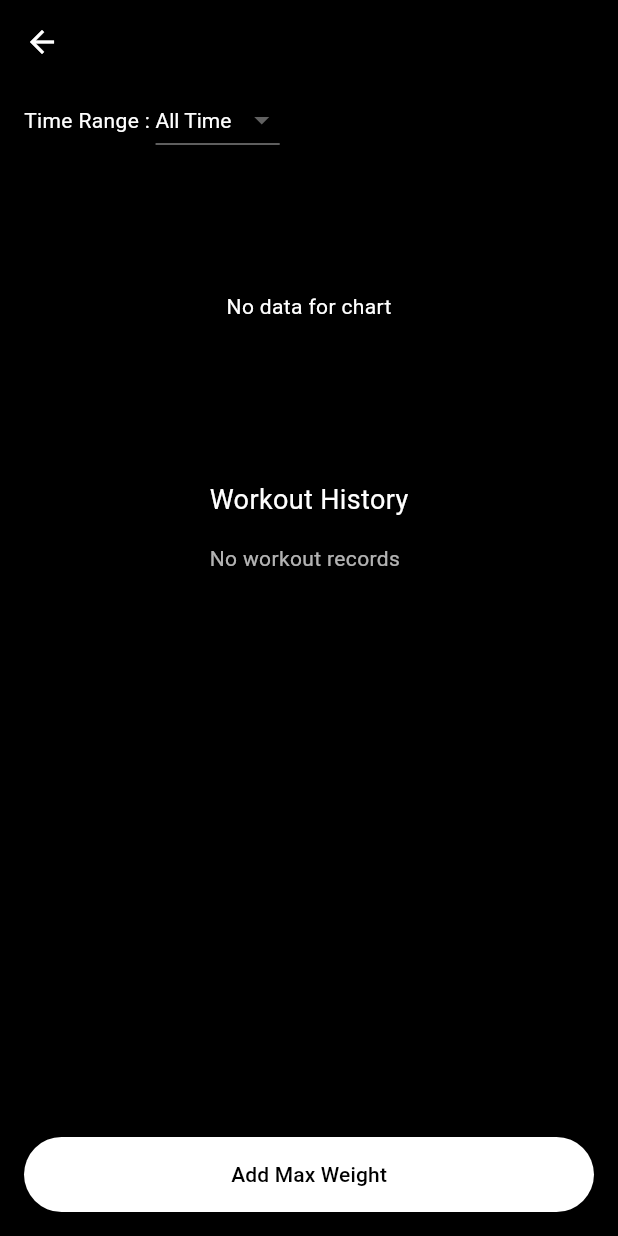
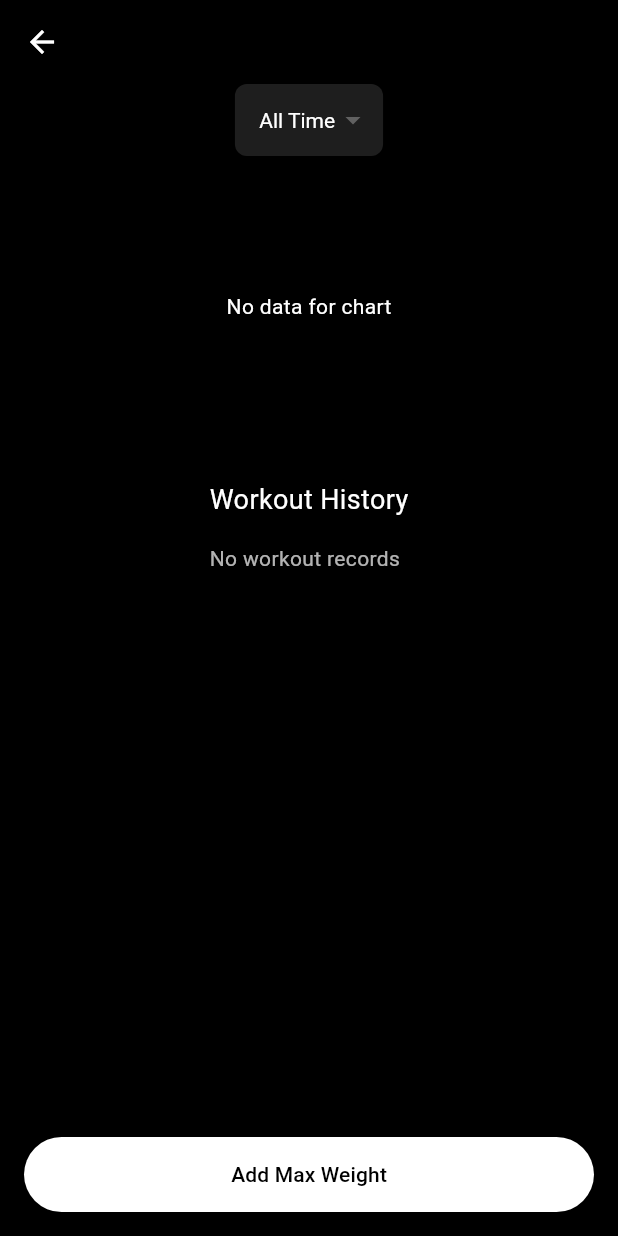
Before and after one commit to nazim1997/gym_max_tracker, a Flutter app: the ExerciseDetailScreen screen opened directly with empty values, on a phone screen of 412 x 824 dp. Run offline on Flutter 3.47's test engine with Material 3 defaults, Android fonts, the phone set to English and light mode, and no system bars; our stand-ins replace fl_chart, sqflite; accounts and stored records are empty.

Commit message:
-	changing dropdown style

```diff
--- a/lib/screens/exercise_detail_screen.dart
+++ b/lib/screens/exercise_detail_screen.dart
@@ -32,25 +32,29 @@ class _ExerciseDetailScreenState extends State<ExerciseDetailScreen> {
       ),
       body: Column(
         children: [
-          Padding(
-            padding: EdgeInsets.symmetric(horizontal: 16),
-            child: Row(
-              children: [
-                Text('Time Range : ', style: TextStyle(color: Colors.white)),
-                DropdownButton<String>(
+          Container(
+            padding: EdgeInsets.symmetric(horizontal: 8),
+            decoration: BoxDecoration(
+              color: Color(0xFF1E1E1E),
+              borderRadius: BorderRadius.circular(8),
+            ),
+            child: DropdownButton<String>(
               value: _timeFilter,
               dropdownColor: Color(0xFF1E1E1E),
               style: TextStyle(color: Colors.white),
+              underline: SizedBox(), // Remove underline
+              alignment: Alignment.topRight, // Center the text
               items: ['3 Months', '6 Months', '1 Year', 'All Time']
-                      .map((filter) => DropdownMenuItem(value: filter, child: Text(filter)))
+                  .map((filter) => DropdownMenuItem(
+                        value: filter,
+                        child: Text(filter, textAlign: TextAlign.center),
+                      ))
                   .toList(),
               onChanged: (value) {
                 setState(() {
                   _timeFilter = value!;
                 });
               },
-                ),
-              ],
             ),
           ),
           // Placeholder for graph
```
Lines whose indentation alone changed are shown as unchanged.
